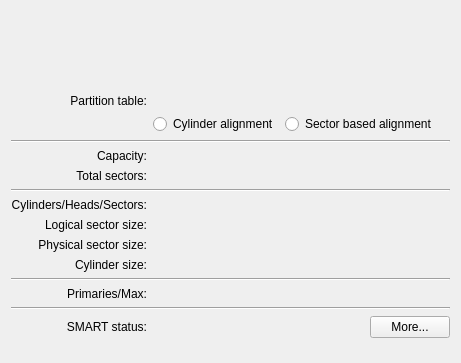
KDE/partitionmanager, file src/gui/devicepropswidgetbase.ui: the form before one commit.
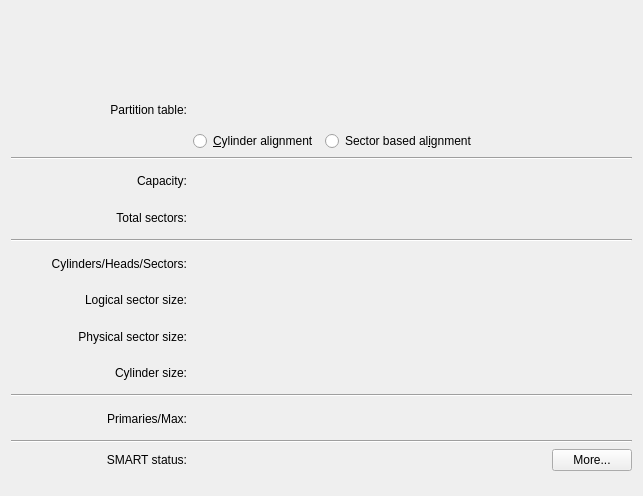
The form after the commit. Custom widgets are drawn as their Qt base class.

Commit message: Change default size of device and partition properties dialogs so as to accommodate all the labels

Diff of the .ui file:
```diff
--- a/src/gui/devicepropswidgetbase.ui
+++ b/src/gui/devicepropswidgetbase.ui
@@ -6,8 +6,8 @@
    <rect>
     <x>0</x>
     <y>0</y>
-    <width>450</width>
-    <height>361</height>
+    <width>643</width>
+    <height>496</height>
    </rect>
   </property>
   <layout class="QGridLayout" name="gridLayout">
@@ -74,14 +74,14 @@
      <item>
       <widget class="QRadioButton" name="m_RadioCylinderBased">
        <property name="text">
-        <string>Cylinder alignment</string>
+        <string>&amp;Cylinder alignment</string>
        </property>
       </widget>
      </item>
      <item>
       <widget class="QRadioButton" name="m_RadioSectorBased">
        <property name="text">
-        <string>Sector based alignment</string>
+        <string>Sector based al&amp;ignment</string>
        </property>
       </widget>
      </item>
```
The commit also changes 1 other file.
